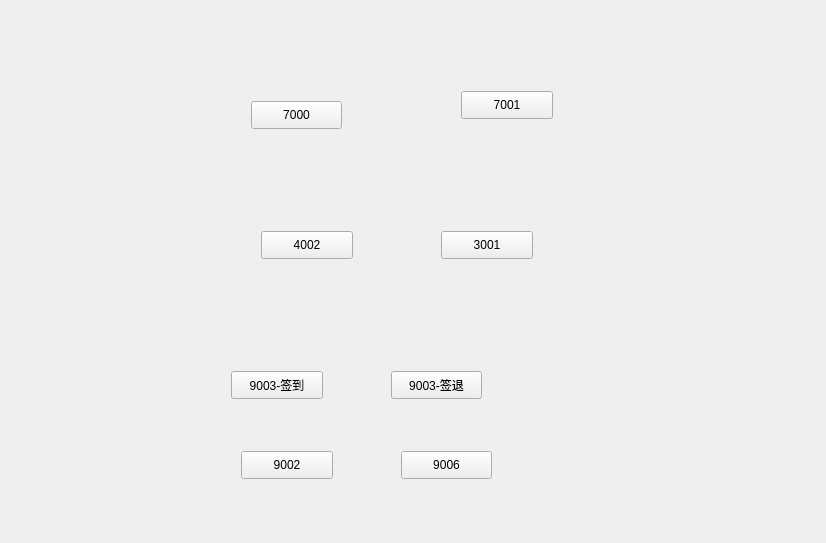
Qt form data/TestWidget.ui (EllieYY/ism) before a commit.
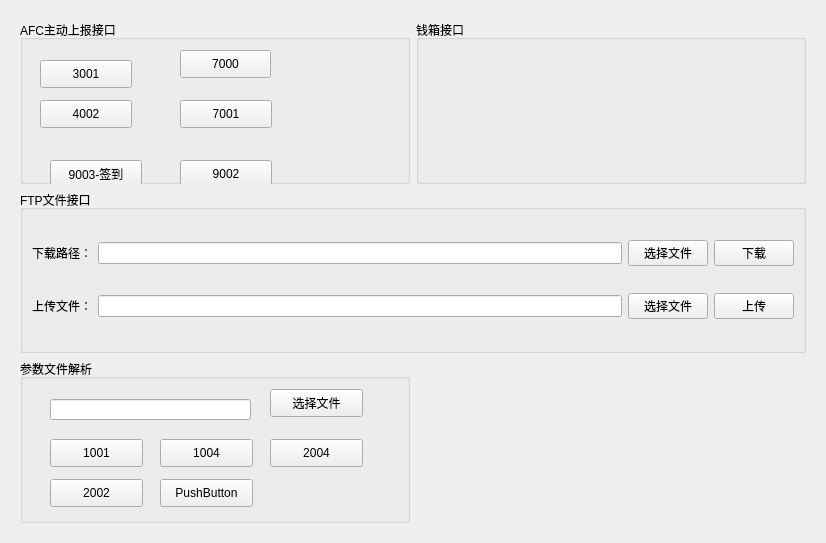
The same form after that commit.

The edit to the form file:
```diff
--- a/data/TestWidget.ui
+++ b/data/TestWidget.ui
@@ -16,50 +16,24 @@
   <layout class="QVBoxLayout" name="verticalLayout">
    <item>
     <widget class="QWidget" name="widget" native="true">
-     <widget class="QPushButton" name="Btn9003_logout">
-      <property name="geometry">
-       <rect>
-        <x>380</x>
-        <y>360</y>
-        <width>91</width>
-        <height>28</height>
-       </rect>
-      </property>
-      <property name="text">
-       <string>9003-签退</string>
-      </property>
-     </widget>
-     <widget class="QPushButton" name="Btn3001">
-      <property name="geometry">
-       <rect>
-        <x>430</x>
-        <y>220</y>
-        <width>92</width>
-        <height>28</height>
-       </rect>
-      </property>
-      <property name="text">
-       <string>3001</string>
-      </property>
-     </widget>
-     <widget class="QPushButton" name="Btn9003_login">
-      <property name="geometry">
-       <rect>
-        <x>220</x>
-        <y>360</y>
-        <width>92</width>
-        <height>28</height>
-       </rect>
-      </property>
-      <property name="text">
-       <string>9003-签到</string>
-      </property>
-     </widget>
+     <layout class="QGridLayout" name="gridLayout">
+      <item row="0" column="1">
+       <widget class="QGroupBox" name="groupBox_2">
+        <property name="title">
+         <string>钱箱接口</string>
+        </property>
+       </widget>
+      </item>
+      <item row="0" column="0">
+       <widget class="QGroupBox" name="groupBox">
+        <property name="title">
+         <string>AFC主动上报接口</string>
+        </property>
      <widget class="QPushButton" name="Btn7000">
       <property name="geometry">
        <rect>
-        <x>240</x>
-        <y>90</y>
+           <x>160</x>
+           <y>30</y>
         <width>91</width>
         <height>28</height>
        </rect>
@@ -71,8 +45,8 @@
      <widget class="QPushButton" name="Btn4002">
       <property name="geometry">
        <rect>
-        <x>250</x>
-        <y>220</y>
+           <x>20</x>
+           <y>80</y>
         <width>92</width>
         <height>28</height>
        </rect>
@@ -81,10 +55,62 @@
        <string>4002</string>
       </property>
      </widget>
+        <widget class="QPushButton" name="Btn9003_login">
+         <property name="geometry">
+          <rect>
+           <x>30</x>
+           <y>140</y>
+           <width>92</width>
+           <height>28</height>
+          </rect>
+         </property>
+         <property name="text">
+          <string>9003-签到</string>
+         </property>
+        </widget>
+        <widget class="QPushButton" name="Btn9003_logout">
+         <property name="geometry">
+          <rect>
+           <x>30</x>
+           <y>180</y>
+           <width>91</width>
+           <height>28</height>
+          </rect>
+         </property>
+         <property name="text">
+          <string>9003-签退</string>
+         </property>
+        </widget>
+        <widget class="QPushButton" name="Btn9002">
+         <property name="geometry">
+          <rect>
+           <x>160</x>
+           <y>140</y>
+           <width>92</width>
+           <height>28</height>
+          </rect>
+         </property>
+         <property name="text">
+          <string>9002</string>
+         </property>
+        </widget>
+        <widget class="QPushButton" name="Btn3001">
+         <property name="geometry">
+          <rect>
+           <x>20</x>
+           <y>40</y>
+           <width>92</width>
+           <height>28</height>
+          </rect>
+         </property>
+         <property name="text">
+          <string>3001</string>
+         </property>
+        </widget>
      <widget class="QPushButton" name="Btn7001">
       <property name="geometry">
        <rect>
-        <x>450</x>
+           <x>160</x>
         <y>80</y>
         <width>92</width>
         <height>28</height>
@@ -97,8 +123,8 @@
      <widget class="QPushButton" name="Btn9002_2">
       <property name="geometry">
        <rect>
-        <x>390</x>
-        <y>440</y>
+           <x>160</x>
+           <y>180</y>
         <width>91</width>
         <height>28</height>
        </rect>
@@ -107,19 +133,161 @@
        <string>9006</string>
       </property>
      </widget>
-     <widget class="QPushButton" name="Btn9002">
+       </widget>
+      </item>
+      <item row="1" column="0" colspan="2">
+       <widget class="QGroupBox" name="groupBox_3">
+        <property name="title">
+         <string>FTP文件接口</string>
+        </property>
+        <layout class="QGridLayout" name="gridLayout_2">
+         <item row="1" column="2">
+          <widget class="QPushButton" name="fileBtn">
+           <property name="text">
+            <string>选择文件</string>
+           </property>
+          </widget>
+         </item>
+         <item row="1" column="1">
+          <widget class="QLineEdit" name="lineEdit_upload"/>
+         </item>
+         <item row="0" column="1">
+          <widget class="QLineEdit" name="lineEdit_download"/>
+         </item>
+         <item row="0" column="2">
+          <widget class="QPushButton" name="pathBtn">
+           <property name="text">
+            <string>选择文件</string>
+           </property>
+          </widget>
+         </item>
+         <item row="0" column="3">
+          <widget class="QPushButton" name="pushButton_download">
+           <property name="text">
+            <string>下载</string>
+           </property>
+          </widget>
+         </item>
+         <item row="1" column="3">
+          <widget class="QPushButton" name="pushButton_upload">
+           <property name="text">
+            <string>上传</string>
+           </property>
+          </widget>
+         </item>
+         <item row="0" column="0">
+          <widget class="QLabel" name="label">
+           <property name="text">
+            <string>下载路径：</string>
+           </property>
+          </widget>
+         </item>
+         <item row="1" column="0">
+          <widget class="QLabel" name="label_2">
+           <property name="text">
+            <string>上传文件：</string>
+           </property>
+          </widget>
+         </item>
+        </layout>
+       </widget>
+      </item>
+      <item row="2" column="0">
+       <widget class="QGroupBox" name="groupBox_4">
+        <property name="title">
+         <string>参数文件解析</string>
+        </property>
+        <widget class="QLineEdit" name="lineEdit_param">
       <property name="geometry">
        <rect>
-        <x>230</x>
-        <y>440</y>
-        <width>92</width>
+           <x>30</x>
+           <y>40</y>
+           <width>201</width>
+           <height>21</height>
+          </rect>
+         </property>
+        </widget>
+        <widget class="QPushButton" name="pushButton_pfile">
+         <property name="geometry">
+          <rect>
+           <x>250</x>
+           <y>30</y>
+           <width>93</width>
         <height>28</height>
        </rect>
       </property>
       <property name="text">
-       <string>9002</string>
-      </property>
-     </widget>
+          <string>选择文件</string>
+         </property>
+        </widget>
+        <widget class="QPushButton" name="p1001btn">
+         <property name="geometry">
+          <rect>
+           <x>30</x>
+           <y>80</y>
+           <width>93</width>
+           <height>28</height>
+          </rect>
+         </property>
+         <property name="text">
+          <string>1001</string>
+         </property>
+        </widget>
+        <widget class="QPushButton" name="p1004btn">
+         <property name="geometry">
+          <rect>
+           <x>140</x>
+           <y>80</y>
+           <width>93</width>
+           <height>28</height>
+          </rect>
+         </property>
+         <property name="text">
+          <string>1004</string>
+         </property>
+        </widget>
+        <widget class="QPushButton" name="p2004btn">
+         <property name="geometry">
+          <rect>
+           <x>250</x>
+           <y>80</y>
+           <width>93</width>
+           <height>28</height>
+          </rect>
+         </property>
+         <property name="text">
+          <string>2004</string>
+         </property>
+        </widget>
+        <widget class="QPushButton" name="p2002btn">
+         <property name="geometry">
+          <rect>
+           <x>30</x>
+           <y>120</y>
+           <width>93</width>
+           <height>28</height>
+          </rect>
+         </property>
+         <property name="text">
+          <string>2002</string>
+         </property>
+        </widget>
+        <widget class="QPushButton" name="pushButton_6">
+         <property name="geometry">
+          <rect>
+           <x>140</x>
+           <y>120</y>
+           <width>93</width>
+           <height>28</height>
+          </rect>
+         </property>
+         <property name="text">
+          <string>PushButton</string>
+         </property>
+        </widget>
+       </widget>
+      </item>
+     </layout>
     </widget>
    </item>
   </layout>
```
Lines whose indentation alone changed are shown as unchanged.
